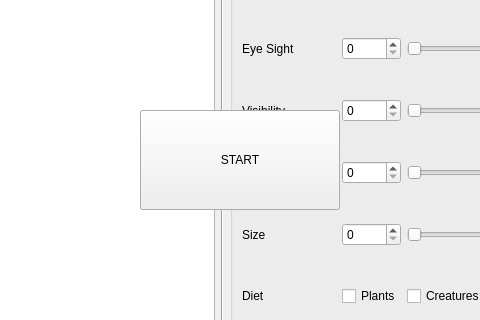
First picture: the form in Evolution_1/mainwindow.ui, repository Natali124/Evolution-Simulator, before the edit; both pictures show x 260 to 740 and y 140 to 460 of the 1100 by 600 pixel window.
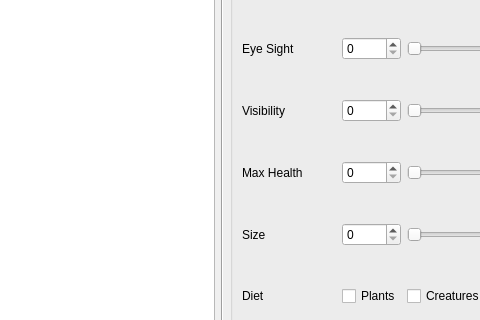
Second picture: the form after the edit.

Diff of the .ui file:
```diff
--- a/Evolution_1/mainwindow.ui
+++ b/Evolution_1/mainwindow.ui
@@ -539,25 +539,6 @@
      </widget>
     </item>
    </layout>
-   <widget class="QPushButton" name="startBut">
-    <property name="geometry">
-     <rect>
-      <x>400</x>
-      <y>250</y>
-      <width>200</width>
-      <height>100</height>
-     </rect>
-    </property>
-    <property name="sizePolicy">
-     <sizepolicy hsizetype="Minimum" vsizetype="Minimum">
-      <horstretch>0</horstretch>
-      <verstretch>0</verstretch>
-     </sizepolicy>
-    </property>
-    <property name="text">
-     <string>START</string>
-    </property>
-   </widget>
    <zorder>creature_list</zorder>
    <zorder>startBut</zorder>
    <zorder>line_1</zorder>
```
Left out of the diff: 1 changed line with no effect on the pictures.
